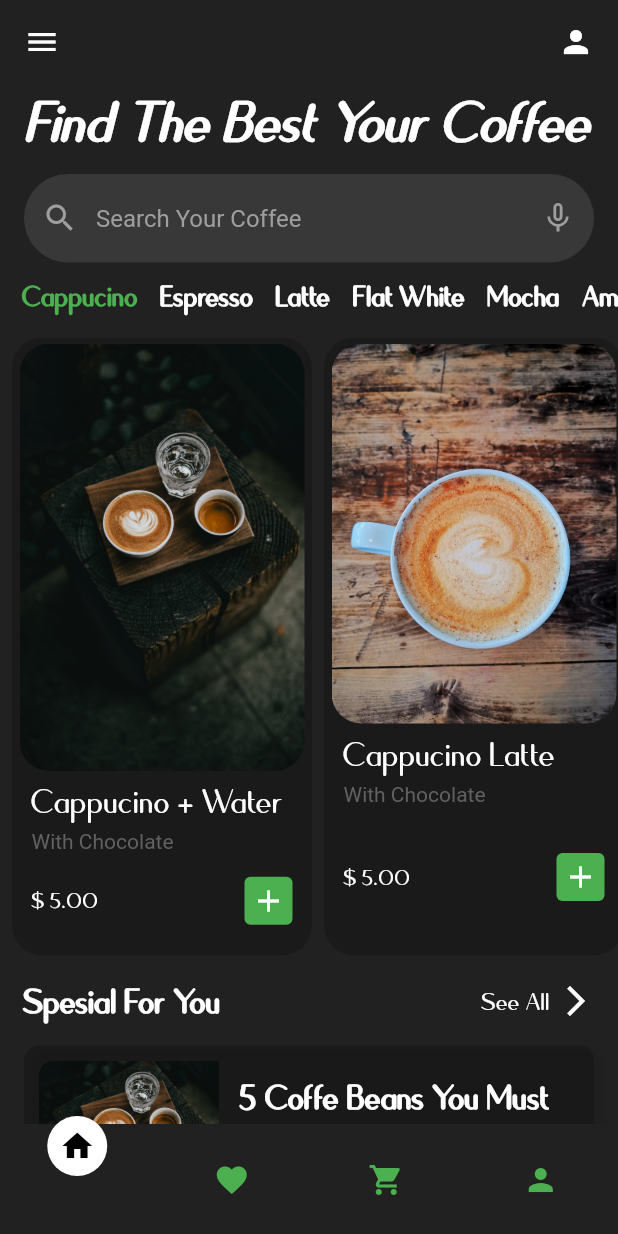
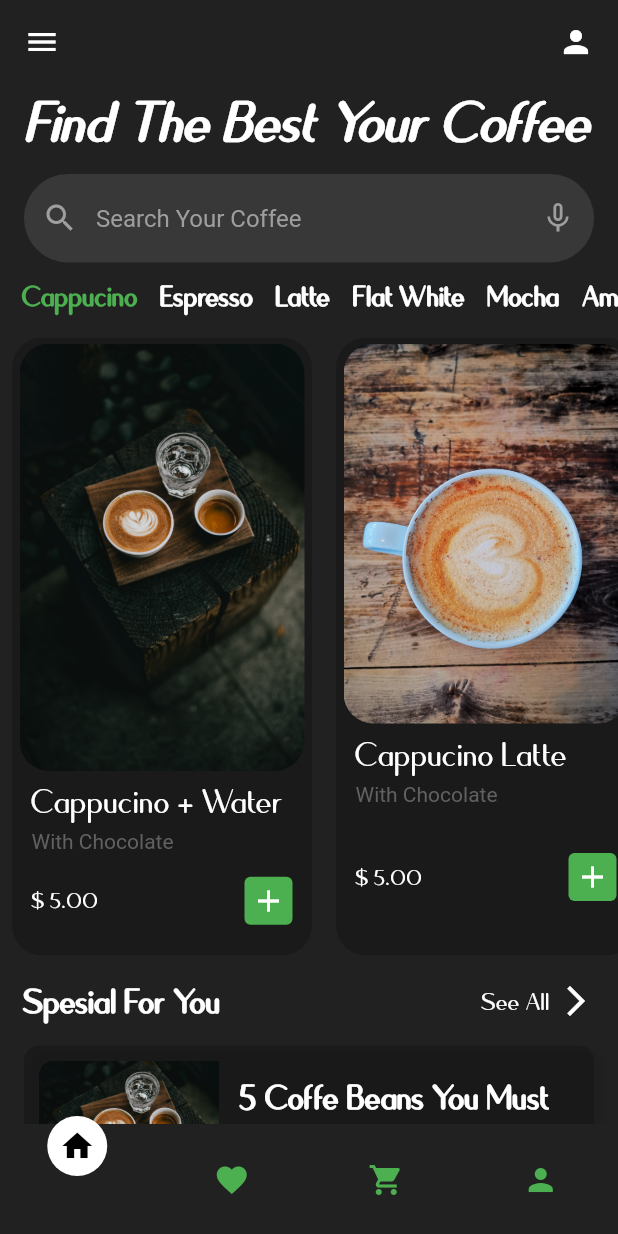
Before and after one commit to Siswadi24/Coffe-App-UI-Dark, a Flutter app: the HomePages screen opened directly, on a phone screen of 412 x 824 dp. Run offline on Flutter 3.47's test engine with Material 2 defaults, Android fonts, the phone set to English and light mode, and no system bars; drawn by our look-alikes of curved_navigation_bar; our stand-ins replace flutter_spinkit.

Commit message:
Pembenahan layout responsive pada halaman homepage dan padding pada cardListCofe

```diff
--- a/lib/ui/homepage.dart
+++ b/lib/ui/homepage.dart
@@ -74,6 +74,143 @@ class _HomePagesState extends State<HomePages> {
 
   @override
   Widget build(BuildContext context) {
+    // Responsive Layout
+    final mediaQuery = MediaQuery.of(context);
+    final double screenHeight = mediaQuery.size.height;
+    final double screenWidth = mediaQuery.size.width;
+
+    if (screenHeight <= 800 && screenWidth <= 400) {
+      return Scaffold(
+        backgroundColor: Colors.grey[900],
+        appBar: AppBar(
+          elevation: 0,
+          backgroundColor: Colors.transparent,
+          leading: Icon(Icons.menu),
+          actions: [
+            Padding(
+              padding: const EdgeInsets.only(right: 16.0),
+              child: Icon(Icons.person),
+            ),
+          ],
+        ),
+        body: SingleChildScrollView(
+          child: Column(
+            children: [
+              // --- tulisan Find The Best Your Coffee ---
+              Padding(
+                padding: const EdgeInsets.symmetric(horizontal: 16.0),
+                child: Text(
+                  'Find The Best Your Coffee',
+                  style: TextStyle(
+                    fontFamily: 'Quesha',
+                    fontSize: 50,
+                    fontStyle: FontStyle.italic,
+                    fontWeight: FontWeight.bold,
+                  ),
+                ),
+              ),
+
+              SizedBox(height: 10),
+
+              // --- Search Bar ---
+              Padding(
+                padding: const EdgeInsets.symmetric(horizontal: 16.0),
+                child: TextField(
+                  decoration: InputDecoration(
+                    hintText: 'Search Your Coffee',
+                    hintStyle: TextStyle(
+                      color: Colors.grey,
+                    ),
+                    prefixIcon: Icon(
+                      Icons.search,
+                      color: Colors.grey,
+                    ),
+                    suffixIcon: Icon(Icons.mic_none, color: Colors.grey),
+                    filled: true,
+                    fillColor: Colors.white.withOpacity(0.1),
+                    enabledBorder: OutlineInputBorder(
+                      borderRadius: BorderRadius.circular(30),
+                      borderSide: BorderSide(
+                        color: Colors.transparent,
+                      ),
+                    ),
+                    focusedBorder: OutlineInputBorder(
+                      borderRadius: BorderRadius.circular(30),
+                      borderSide: BorderSide(
+                        color: Colors.transparent,
+                      ),
+                    ),
+                  ),
+                ),
+              ),
+
+              SizedBox(height: 10),
+
+              // --- Horizontal Tab List Menu ---
+              Container(
+                height: 30,
+                child: ListView.builder(
+                  scrollDirection: Axis.horizontal,
+                  itemCount: CoffeType.length,
+                  itemBuilder: ((context, index) {
+                    return CoffeTabMenus(
+                      TypeCoffee: CoffeType[index][0],
+                      isSelected: CoffeType[index][1],
+                      onTap: () {
+                        CoffeTypeTabSelected(index);
+                      },
+                    );
+                  }),
+                ),
+              ),
+
+              SizedBox(height: 10.0),
+
+              // --- Horizontal List ---
+              SizedBox(
+                height: MediaQuery.of(context).size.height / 1.3,
+                child: ListView(
+                  scrollDirection: Axis.horizontal,
+                  shrinkWrap: true,
+                  children: [
+                    CardListCofe(
+                      imagePath: 'assets/images/cappucino1.jpg',
+                      price: '5.00',
+                      name: 'Cappucino + Water',
+                    ),
+                    CardListCofe(
+                      imagePath: 'assets/images/cappucino2.jpg',
+                      price: '5.00',
+                      name: 'Cappucino Latte',
+                    ),
+                    CardListCofe(
+                      imagePath: 'assets/images/cappucino3.jpg',
+                      price: '5.00',
+                      name: 'Cappucino Milk',
+                    ),
+                  ],
+                ),
+              ),
+              SpecialList(),
+            ],
+          ),
+        ),
+        bottomNavigationBar: CurvedNavigationBar(
+          backgroundColor: Colors.transparent,
+          animationDuration: const Duration(milliseconds: 500),
+          color: Colors.transparent,
+          buttonBackgroundColor: Colors.white,
+          items: List.generate(
+            _icons.length,
+            (index) => Icon(
+              _icons[index],
+              color: _selectedIndex == index ? Colors.black : _colors[index],
+            ),
+          ),
+          onTap: _onItemTapped,
+        ),
+      );
+    } else {
       return Scaffold(
         backgroundColor: Colors.grey[900],
         appBar: AppBar(
@@ -206,3 +343,4 @@ class _HomePagesState extends State<HomePages> {
       );
     }
   }
+}
--- a/lib/widget/Card_List_Cofe.dart
+++ b/lib/widget/Card_List_Cofe.dart
@@ -31,7 +31,7 @@ class _CardListCofeState extends State<CardListCofe> {
   @override
   Widget build(BuildContext context) {
     return Padding(
-      padding: const EdgeInsets.only(left: 8),
+      padding: const EdgeInsets.only(left: 8, right: 8),
       child: Container(
         padding: const EdgeInsets.only(
           top: 4.0,
```
Lines whose indentation alone changed are shown as unchanged.
